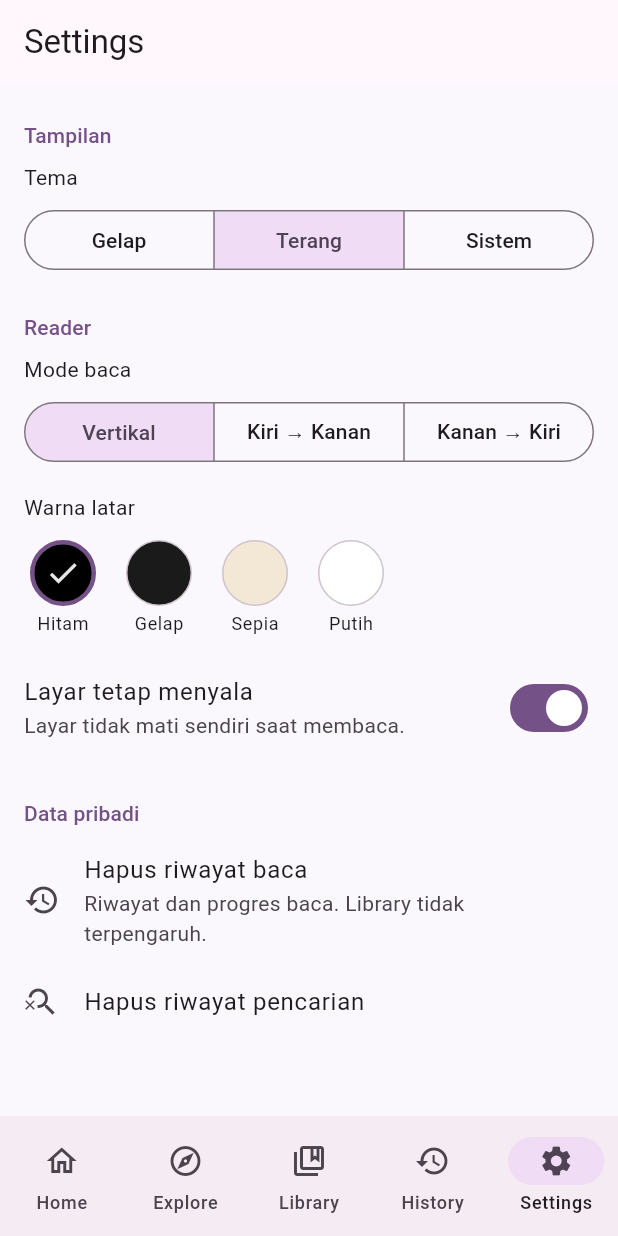
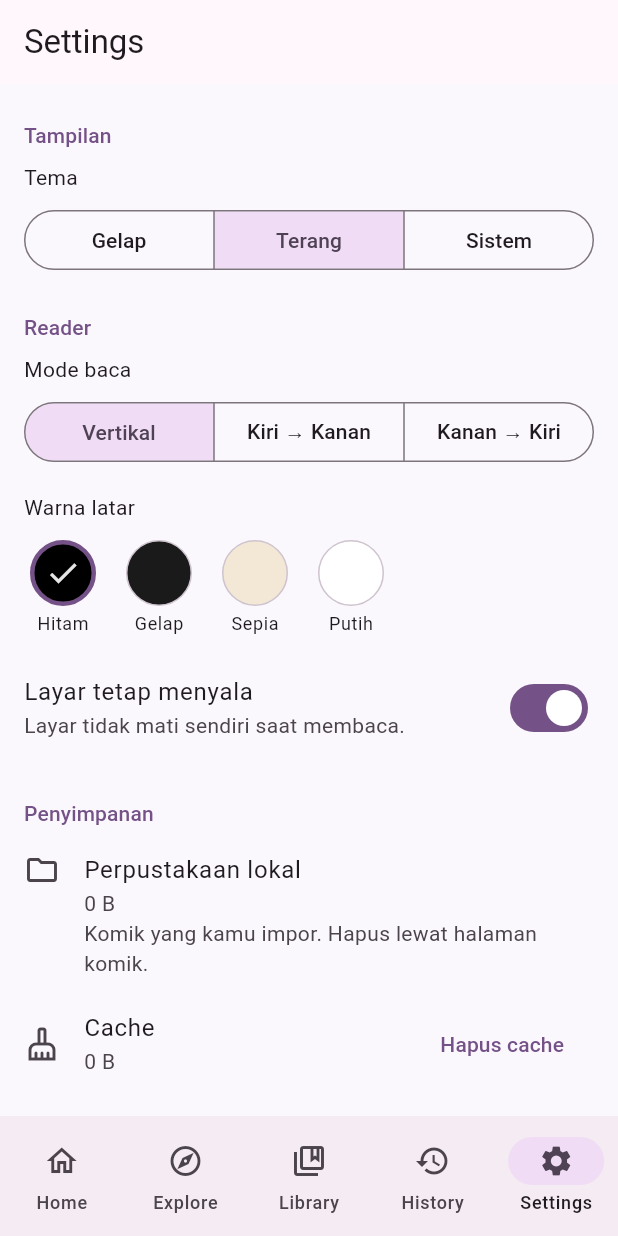
Before and after one commit to Kleireez/kleihon, a Flutter app: the SettingsPage screen opened by its route, after a tap on "Terang", on a phone screen of 412 x 824 dp. Run offline on Flutter 3.47's test engine with Material 3 defaults, Android fonts, the phone set to English and light mode, and no system bars; our stand-ins replace dio, drift, file_picker, flutter_riverpod, go_router, logger and 3 more; accounts and stored records are empty; generated files the repository leaves out were written again.

Commit message:
feat(settings): storage usage and cache cleanup, version, privacy policy and licenses

```diff
--- /dev/null
+++ b/lib/core/constants/app_info.dart
@@ -0,0 +1,5 @@
+/// Informasi aplikasi. Versi harus sama dengan baris `version:` di
+/// pubspec.yaml (dijaga oleh test/core/app_info_test.dart).
+const String appName = 'KleiHon';
+const String appVersion = '0.1.0';
+const String appBuild = '1';
--- /dev/null
+++ b/lib/core/utils/format_bytes.dart
@@ -0,0 +1,17 @@
+/// Ukuran berkas yang mudah dibaca, dengan koma desimal: "512 B", "1,5 KB",
+/// "150 MB". Angka negatif dianggap 0.
+String formatBytes(int bytes) {
+  final safe = bytes < 0 ? 0 : bytes;
+  const units = ['B', 'KB', 'MB', 'GB', 'TB'];
+
+  var value = safe.toDouble();
+  var unit = 0;
+  while (value >= 1024 && unit < units.length - 1) {
+    value /= 1024;
+    unit++;
+  }
+
+  if (unit == 0) return '$safe B';
+  final text = value.toStringAsFixed(value >= 100 ? 0 : 1).replaceAll('.', ',');
+  return '$text ${units[unit]}';
+}
--- /dev/null
+++ b/lib/data/storage/storage_service.dart
@@ -0,0 +1,80 @@
+import 'dart:io';
+
+/// Informasi dan pembersihan penyimpanan. Dipisah supaya bisa diganti saat test.
+abstract class StorageService {
+  /// Ukuran total perpustakaan lokal (gambar komik).
+  Future<int> libraryBytes();
+
+  /// Ukuran cache (folder sementara aplikasi).
+  Future<int> cacheBytes();
+
+  /// Mengosongkan cache. Mengembalikan jumlah byte yang dibebaskan.
+  Future<int> clearCache();
+}
+
+class DeviceStorageService implements StorageService {
+  DeviceStorageService({
+    required this.libraryRoot,
+    required this.cacheRoot,
+    this.onCacheCleared,
+  });
+
+  final Future<Directory> Function() libraryRoot;
+  final Future<Directory> Function() cacheRoot;
+
+  /// Dipanggil setelah folder cache dikosongkan (misalnya untuk membersihkan
+  /// cache gambar di memori).
+  final void Function()? onCacheCleared;
+
+  @override
+  Future<int> libraryBytes() async => directorySize(await libraryRoot());
+
+  @override
+  Future<int> cacheBytes() async => directorySize(await cacheRoot());
+
+  @override
+  Future<int> clearCache() async {
+    final root = await cacheRoot();
+    final before = await directorySize(root);
+
+    if (await root.exists()) {
+      final entities = await root.list(followLinks: false).toList();
+      for (final entity in entities) {
+        try {
+          await entity.delete(recursive: true);
+        } on FileSystemException {
+          // Sedang dipakai proses lain: dilewati, sisanya tetap dibersihkan.
+        }
+      }
+    }
+    onCacheCleared?.call();
+
+    final after = await directorySize(root);
+    return before > after ? before - after : 0;
+  }
+}
+
+/// Total ukuran semua berkas di [directory] (rekursif, tanpa mengikuti
+/// symlink). Folder yang tidak ada dianggap kosong, dan berkas yang hilang
+/// atau tidak terbaca saat dihitung dilewati.
+Future<int> directorySize(Directory directory) async {
+  if (!await directory.exists()) return 0;
+
+  var total = 0;
+  try {
+    await for (final entity in directory.list(
+      recursive: true,
+      followLinks: false,
+    )) {
+      if (entity is! File) continue;
+      try {
+        total += await entity.length();
+      } on FileSystemException {
+        // Hilang saat dihitung.
+      }
+    }
+  } on FileSystemException {
+    // Sebagian tidak terbaca: yang sudah terhitung tetap dipakai.
+  }
+  return total;
+}
--- a/lib/features/settings/settings_page.dart
+++ b/lib/features/settings/settings_page.dart
@@ -1,13 +1,17 @@
 import 'package:flutter_riverpod/flutter_riverpod.dart';
 import 'package:material_ui/material_ui.dart';
 
+import '../../core/constants/app_info.dart';
 import '../../core/utils/app_logger.dart';
+import '../../core/utils/format_bytes.dart';
 import '../../shared/providers/history_providers.dart';
 import '../../shared/providers/search_history_providers.dart';
+import '../../shared/providers/storage_providers.dart';
 import '../reader/reader_settings_sheet.dart';
 import 'app_settings.dart';
 import 'app_settings_labels.dart';
 import 'app_settings_providers.dart';
+import 'privacy_policy.dart';
 
 class SettingsPage extends ConsumerWidget {
   const SettingsPage({super.key});
@@ -91,10 +95,39 @@ class SettingsPage extends ConsumerWidget {
     }
   }
 
+  Future<void> _clearCache(BuildContext context, WidgetRef ref) async {
+    final messenger = ScaffoldMessenger.of(context)..clearSnackBars();
+    try {
+      final freed = await ref.read(storageServiceProvider).clearCache();
+      ref.invalidate(storageUsageProvider);
+      messenger.showSnackBar(
+        SnackBar(
+          content: Text(
+            freed > 0
+                ? 'Cache dibersihkan (${formatBytes(freed)}).'
+                : 'Cache sudah bersih.',
+          ),
+        ),
+      );
+    } catch (e, s) {
+      appLogger.e('Gagal membersihkan cache', error: e, stackTrace: s);
+      messenger.showSnackBar(
+        const SnackBar(content: Text('Gagal membersihkan cache.')),
+      );
+    }
+  }
+
   @override
   Widget build(BuildContext context, WidgetRef ref) {
     final settings = ref.watch(appSettingsProvider);
     final controller = ref.read(appSettingsProvider.notifier);
+    final usage = ref.watch(storageUsageProvider);
+
+    String sizeText(int Function(StorageUsage usage) pick) => usage.when(
+      data: (value) => formatBytes(pick(value)),
+      loading: () => 'Menghitung...',
+      error: (error, stack) => 'Tidak dapat dihitung',
+    );
 
     return Scaffold(
       appBar: AppBar(title: const Text('Settings')),
@@ -131,6 +164,25 @@ class SettingsPage extends ConsumerWidget {
             padding: EdgeInsets.symmetric(horizontal: 16),
             child: ReaderSettingsForm(),
           ),
+          const _SectionHeader('Penyimpanan'),
+          ListTile(
+            leading: const Icon(Icons.folder_outlined),
+            title: const Text('Perpustakaan lokal'),
+            subtitle: Text(
+              '${sizeText((value) => value.libraryBytes)}\n'
+              'Komik yang kamu impor. Hapus lewat halaman komik.',
+            ),
+            isThreeLine: true,
+          ),
+          ListTile(
+            leading: const Icon(Icons.cleaning_services_outlined),
+            title: const Text('Cache'),
+            subtitle: Text(sizeText((value) => value.cacheBytes)),
+            trailing: TextButton(
+              onPressed: () => _clearCache(context, ref),
+              child: const Text('Hapus cache'),
+            ),
+          ),
           const _SectionHeader('Data pribadi'),
           ListTile(
             leading: const Icon(Icons.history),
@@ -144,6 +196,30 @@ class SettingsPage extends ConsumerWidget {
             leading: const Icon(Icons.search_off),
             title: const Text('Hapus riwayat pencarian'),
             onTap: () => _clearSearchHistory(context, ref),
+          ),
+          const _SectionHeader('Tentang'),
+          const ListTile(
+            leading: Icon(Icons.info_outline),
+            title: Text('Versi aplikasi'),
+            subtitle: Text('$appVersion ($appBuild)'),
+          ),
+          ListTile(
+            leading: const Icon(Icons.privacy_tip_outlined),
+            title: const Text('Kebijakan privasi'),
+            onTap: () => Navigator.of(context, rootNavigator: true).push(
+              MaterialPageRoute<void>(
+                builder: (_) => const PrivacyPolicyPage(),
+              ),
+            ),
+          ),
+          ListTile(
+            leading: const Icon(Icons.description_outlined),
+            title: const Text('Lisensi sumber terbuka'),
+            onTap: () => showLicensePage(
+              context: context,
+              applicationName: appName,
+              applicationVersion: appVersion,
+            ),
           ),
         ],
       ),
--- /dev/null
+++ b/lib/shared/providers/storage_providers.dart
@@ -0,0 +1,40 @@
+import 'package:flutter/painting.dart' show PaintingBinding;
+import 'package:flutter_riverpod/flutter_riverpod.dart';
+import 'package:path_provider/path_provider.dart';
+
+import '../../data/local/local_providers.dart';
+import '../../data/storage/storage_service.dart';
+import 'library_revision_provider.dart';
+
+final storageServiceProvider = Provider<StorageService>((ref) {
+  final layout = ref.watch(localLibraryLayoutProvider);
+  return DeviceStorageService(
+    libraryRoot: layout.root,
+    cacheRoot: getTemporaryDirectory,
+    onCacheCleared: () {
+      final imageCache = PaintingBinding.instance.imageCache;
+      imageCache.clear();
+      imageCache.clearLiveImages();
+    },
+  );
+});
+
+class StorageUsage {
+  const StorageUsage({required this.libraryBytes, required this.cacheBytes});
+
+  final int libraryBytes;
+  final int cacheBytes;
+}
+
+/// Pemakaian penyimpanan. Dihitung ulang saat isi perpustakaan berubah.
+final storageUsageProvider = FutureProvider.autoDispose<StorageUsage>((
+  ref,
+) async {
+  ref.watch(libraryRevisionProvider);
+  final service = ref.watch(storageServiceProvider);
+
+  // Berurutan, supaya kegagalan tetap berupa error aslinya.
+  final library = await service.libraryBytes();
+  final cache = await service.cacheBytes();
+  return StorageUsage(libraryBytes: library, cacheBytes: cache);
+});
```
Also changed, not shown: lib/features/reader/reader_settings_sheet.dart (+4 -6 lines), lib/features/settings/privacy_policy.dart (added, +75 -0 lines), 7 other files.
